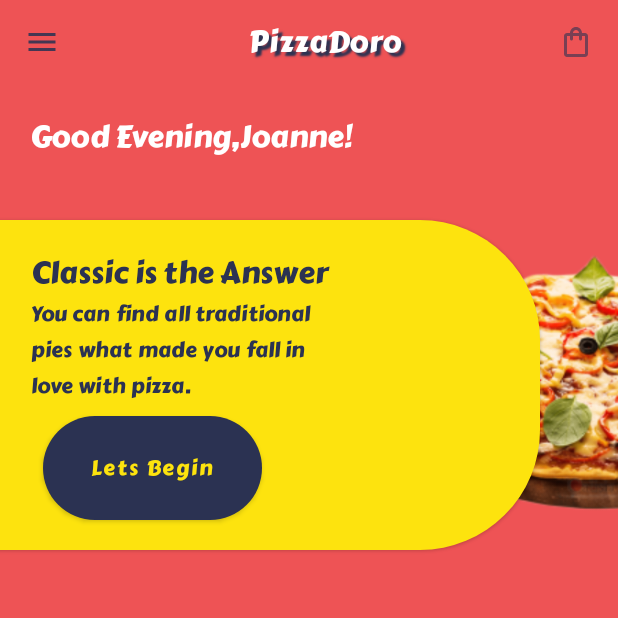
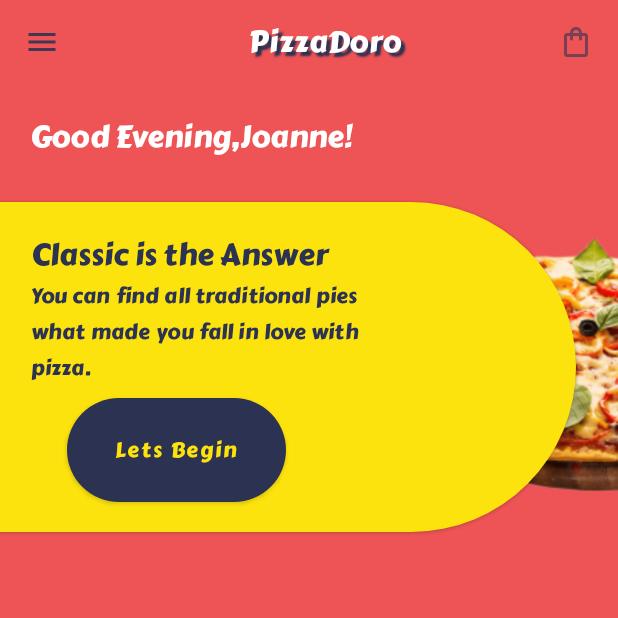
Before and after one commit to Chandu4221/POC_ComposeUIComponents, an Android app built with Jetpack Compose: the screen it shows after launch (MainActivity), on a phone screen of 412 x 824 dp, the top half of it. Run offline under Robolectric (Android 15) with nearby library versions, the phone set to English and light mode, and no system bars; our stand-ins replace accompanist, constraintlayout-compose.

Commit message:
adjusted UI

```diff
--- a/app/src/main/java/com/example/composeuicomponents/ui/screens/HomeScreen.kt
+++ b/app/src/main/java/com/example/composeuicomponents/ui/screens/HomeScreen.kt
@@ -38,9 +38,11 @@ import androidx.compose.ui.unit.sp
 import androidx.constraintlayout.compose.ConstraintLayout
 import com.example.composeuicomponents.R
 import com.example.composeuicomponents.ui.theme.dimensions.EIGHT
+import com.example.composeuicomponents.ui.theme.dimensions.EIGHTY
 import com.example.composeuicomponents.ui.theme.dimensions.ELEVEN
 import com.example.composeuicomponents.ui.theme.dimensions.FIVE
 import com.example.composeuicomponents.ui.theme.dimensions.FOUR
+import com.example.composeuicomponents.ui.theme.dimensions.SIX
 import com.example.composeuicomponents.ui.theme.dimensions.TWENTY
 import com.example.composeuicomponents.ui.theme.dimensions.TWO
 import com.example.composeuicomponents.ui.theme.dimensions.ZERO
@@ -112,16 +114,16 @@ fun MainContent() {
             Card(
                 backgroundColor = Color(0xffFDE30E),
                 modifier = Modifier
-                    .padding(FIVE.dp)
-                    .fillMaxWidth()
+                    .padding(TWO.dp)
+                    .fillMaxWidth(1f)
                     .constrainAs(yellowBox) {
                         top.linkTo(parent.top)
                         bottom.linkTo(parent.bottom)
-                        start.linkTo(parent.start, margin = -EIGHT.dp)
+                        start.linkTo(parent.start, margin = -FIVE.dp)
                     },
                 shape = RoundedCornerShape(
-                    bottomEnd = TWENTY.dp,
-                    topEnd = TWENTY.dp
+                    bottomEnd = EIGHTY.dp,
+                    topEnd = EIGHTY.dp
                 )
             ) {
                 Column(
@@ -145,7 +147,7 @@ fun MainContent() {
                     )
                     Spacer(modifier = Modifier.height(TWO.dp))
                     Button(
-                        modifier = Modifier.padding(start = TWO.dp),
+                        modifier = Modifier.padding(start = SIX.dp),
                         onClick = { /*TODO*/ },
                         colors = ButtonDefaults.buttonColors(
                             backgroundColor = Color(0xff2B3252)
```
